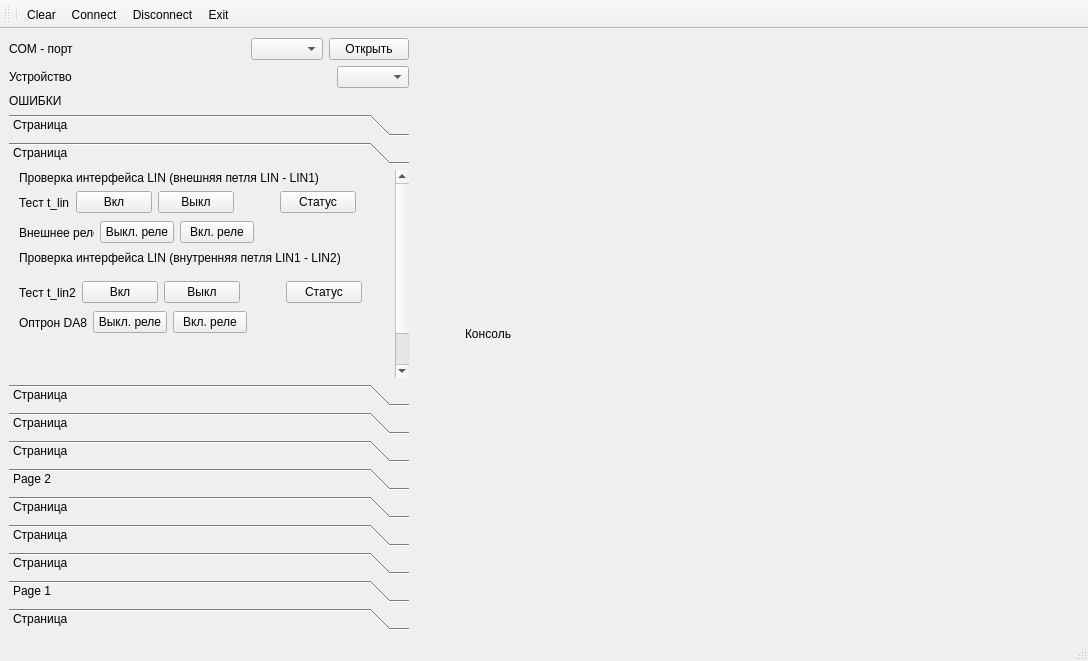
First picture: the form in mainwindow.ui, repository Neitron-byte/Repair, before the edit.
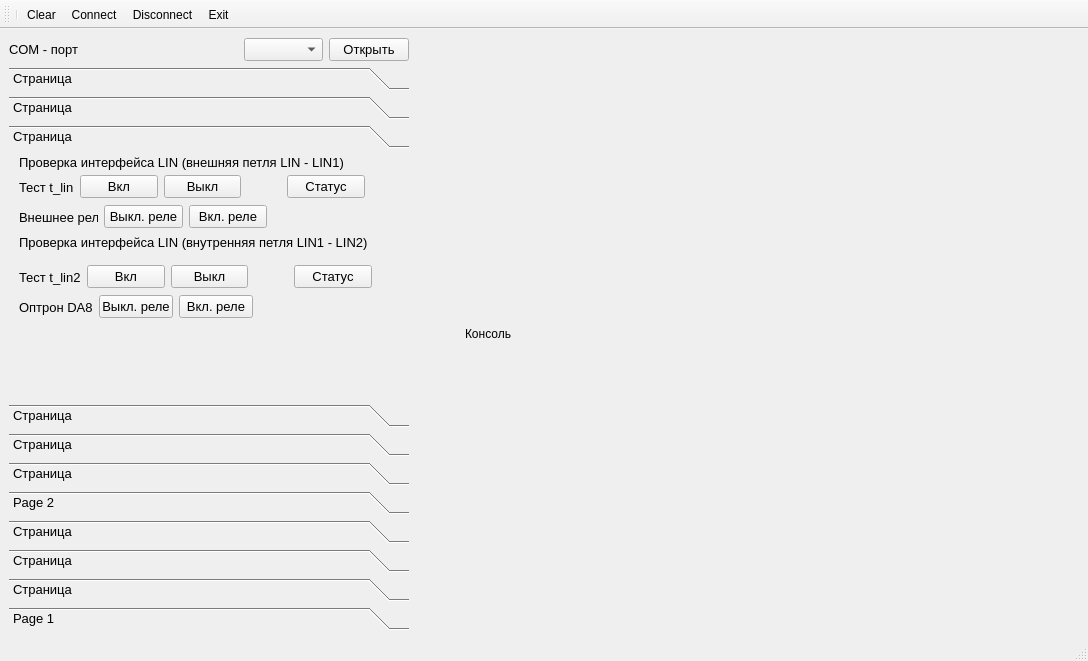
Second picture: the form after the edit. Icons and pictures are not drawn.

The edit to the form file:
```diff
--- a/mainwindow.ui
+++ b/mainwindow.ui
@@ -39,6 +39,11 @@
             <verstretch>0</verstretch>
            </sizepolicy>
           </property>
+          <property name="font">
+           <font>
+            <pointsize>10</pointsize>
+           </font>
+          </property>
           <property name="text">
            <string>COM - порт</string>
           </property>
@@ -55,6 +60,11 @@
             <verstretch>0</verstretch>
            </sizepolicy>
           </property>
+          <property name="font">
+           <font>
+            <pointsize>10</pointsize>
+           </font>
+          </property>
          </widget>
         </item>
         <item>
@@ -65,6 +75,11 @@
             <verstretch>0</verstretch>
            </sizepolicy>
           </property>
+          <property name="font">
+           <font>
+            <pointsize>10</pointsize>
+           </font>
+          </property>
           <property name="text">
            <string>Открыть</string>
           </property>
@@ -72,40 +87,6 @@
         </item>
        </layout>
       </item>
-      <item>
-       <layout class="QHBoxLayout" name="horizontalLayout_2">
-        <item>
-         <widget class="QLabel" name="label_4">
-          <property name="sizePolicy">
-           <sizepolicy hsizetype="Preferred" vsizetype="Fixed">
-            <horstretch>0</horstretch>
-            <verstretch>0</verstretch>
-           </sizepolicy>
-          </property>
-          <property name="text">
-           <string>Устройство</string>
-          </property>
-         </widget>
-        </item>
-        <item>
-         <widget class="QComboBox" name="comboBox_dev">
-          <property name="sizePolicy">
-           <sizepolicy hsizetype="Fixed" vsizetype="Fixed">
-            <horstretch>0</horstretch>
-            <verstretch>0</verstretch>
-           </sizepolicy>
-          </property>
-         </widget>
-        </item>
-       </layout>
-      </item>
-      <item>
-       <widget class="QLabel" name="label_10">
-        <property name="text">
-         <string>ОШИБКИ</string>
-        </property>
-       </widget>
-      </item>
       <item>
        <widget class="QToolBox" name="toolBox_Device">
         <property name="sizePolicy">
@@ -126,9 +107,45 @@
           <height>16777215</height>
          </size>
         </property>
+        <property name="font">
+         <font>
+          <pointsize>10</pointsize>
+         </font>
+        </property>
         <property name="currentIndex">
          <number>1</number>
         </property>
+        <widget class="QWidget" name="t_sn">
+         <attribute name="label">
+          <string>Страница</string>
+         </attribute>
+         <widget class="QWidget" name="">
+          <property name="geometry">
+           <rect>
+            <x>10</x>
+            <y>10</y>
+            <width>182</width>
+            <height>26</height>
+           </rect>
+          </property>
+          <layout class="QHBoxLayout" name="horizontalLayout_2">
+           <item>
+            <widget class="QLabel" name="label_4">
+             <property name="text">
+              <string>Серийный номер</string>
+             </property>
+            </widget>
+           </item>
+           <item>
+            <widget class="QPushButton" name="pushButton_sn">
+             <property name="text">
+              <string>Получить</string>
+             </property>
+            </widget>
+           </item>
+          </layout>
+         </widget>
+        </widget>
         <widget class="QWidget" name="t_mem">
          <property name="geometry">
           <rect>
@@ -147,13 +164,13 @@
          <attribute name="label">
           <string>Страница</string>
          </attribute>
-         <widget class="QWidget" name="">
+         <widget class="QWidget" name="layoutWidget">
           <property name="geometry">
            <rect>
             <x>11</x>
             <y>11</y>
-            <width>277</width>
-            <height>25</height>
+            <width>297</width>
+            <height>26</height>
            </rect>
           </property>
           <layout class="QHBoxLayout" name="horizontalLayout_19">
@@ -263,15 +280,15 @@
          <property name="geometry">
           <rect>
            <x>0</x>
-           <y>-59</y>
-           <width>383</width>
-           <height>250</height>
+           <y>0</y>
+           <width>400</width>
+           <height>204</height>
           </rect>
          </property>
          <property name="minimumSize">
           <size>
            <width>0</width>
-           <height>250</height>
+           <height>0</height>
           </size>
          </property>
          <property name="toolTip">
@@ -311,8 +328,8 @@
            <rect>
             <x>10</x>
             <y>20</y>
-            <width>337</width>
-            <height>25</height>
+            <width>346</width>
+            <height>26</height>
            </rect>
           </property>
           <layout class="QHBoxLayout" name="horizontalLayout_9">
@@ -367,8 +384,8 @@
            <rect>
             <x>10</x>
             <y>50</y>
-            <width>235</width>
-            <height>25</height>
+            <width>248</width>
+            <height>26</height>
            </rect>
           </property>
           <layout class="QHBoxLayout" name="horizontalLayout_10">
@@ -400,8 +417,8 @@
            <rect>
             <x>10</x>
             <y>110</y>
-            <width>343</width>
-            <height>25</height>
+            <width>353</width>
+            <height>26</height>
            </rect>
           </property>
           <layout class="QHBoxLayout" name="horizontalLayout_11">
@@ -456,8 +473,8 @@
            <rect>
             <x>10</x>
             <y>140</y>
-            <width>228</width>
-            <height>25</height>
+            <width>234</width>
+            <height>26</height>
            </rect>
           </property>
           <layout class="QHBoxLayout" name="horizontalLayout_15">
@@ -1172,19 +1189,6 @@
           </layout>
          </widget>
         </widget>
-        <widget class="QWidget" name="t_trx">
-         <property name="geometry">
-          <rect>
-           <x>0</x>
-           <y>0</y>
-           <width>400</width>
-           <height>191</height>
-          </rect>
-         </property>
-         <attribute name="label">
-          <string>Страница</string>
-         </attribute>
-        </widget>
        </widget>
       </item>
      </layout>
```
Left out of the diff: 52 changed lines with no effect on the pictures.
